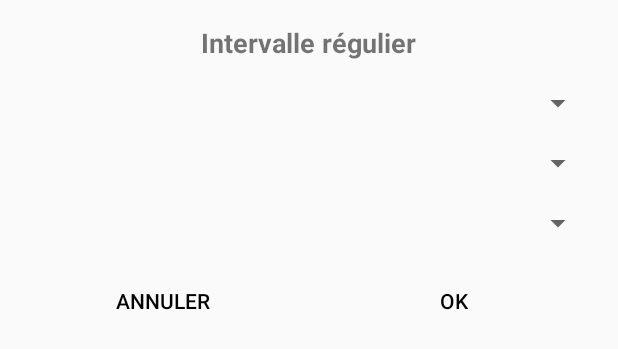
After one commit to PacomeCailleteau/Medicalink, an Android app: the layout dialog_intervalle_regulier.xml on its own in the app's theme, with its tools: preview values and no code run, on a phone screen of 412 x 824 dp. The commit adds this screen. Shown: the top 349 px of the screen. Run offline under Robolectric (Android 15) with nearby library versions, the phone set to English and light mode, and no system bars.

Commit message:
Ajout d'un bout intervalle régulier

```diff
--- /dev/null
+++ b/app/src/main/res/layout/dialog_intervalle_regulier.xml
@@ -0,0 +1,67 @@
+<!-- res/layout/dialog_intervalle_regulier.xml -->
+
+<LinearLayout
+    xmlns:android="http://schemas.android.com/apk/res/android"
+    android:layout_width="match_parent"
+    android:layout_height="wrap_content"
+    android:orientation="vertical"
+    android:padding="16dp">
+
+    <!-- Titre de l'AlertDialog -->
+    <TextView
+        android:layout_width="wrap_content"
+        android:layout_height="wrap_content"
+        android:text="Intervalle régulier"
+        android:textSize="18sp"
+        android:textStyle="bold"
+        android:layout_gravity="center_horizontal"
+        android:layout_marginBottom="16dp"/>
+
+    <!-- Premier menu déroulant (entiers de 2 à 99) -->
+    <Spinner
+        android:id="@+id/firstSpinner"
+        android:layout_width="match_parent"
+        android:layout_height="wrap_content"
+        android:layout_marginBottom="16dp"/>
+
+    <!-- Deuxième menu déroulant (jours, semaines, mois) -->
+    <Spinner
+        android:id="@+id/secondSpinner"
+        android:layout_width="match_parent"
+        android:layout_height="wrap_content"
+        android:layout_marginBottom="16dp"/>
+
+    <!-- Troisième menu déroulant (entiers de 1 à 52, ou de 1 à 12) -->
+    <Spinner
+        android:id="@+id/thirdSpinner"
+        android:layout_width="match_parent"
+        android:layout_height="wrap_content"
+        android:layout_marginBottom="16dp"/>
+
+    <!-- Boutons Annuler et OK -->
+    <LinearLayout
+        android:layout_width="match_parent"
+        android:layout_height="wrap_content"
+        android:orientation="horizontal">
+
+        <Button
+            android:id="@+id/annulerButton"
+            android:layout_width="0dp"
+            android:layout_height="wrap_content"
+            android:layout_weight="1"
+            android:text="Annuler"
+            android:textColor="@color/black"
+            android:background="?android:attr/selectableItemBackgroundBorderless"
+            android:layout_marginEnd="8dp"/>
+
+        <Button
+            android:id="@+id/okButton"
+            android:layout_width="0dp"
+            android:layout_height="wrap_content"
+            android:layout_weight="1"
+            android:text="OK"
+            android:textColor="@color/black"
+            android:background="?android:attr/selectableItemBackgroundBorderless"/>
+    </LinearLayout>
+
+</LinearLayout>
--- a/app/src/main/res/layout/fragment_ajout_manuel_intervalle_regulier.xml
+++ b/app/src/main/res/layout/fragment_ajout_manuel_intervalle_regulier.xml
@@ -9,9 +9,11 @@
     <com.google.android.material.textfield.TextInputEditText
         android:id="@+id/inputIntervalle"
         android:layout_width="0dp"
-        android:layout_height="50dp"
+        android:layout_height="wrap_content"
         android:layout_marginTop="20dp"
-
+        android:clickable="true"
+        android:focusable="false"
+        android:textSize="16sp"
         android:background="@drawable/rounded_white_black_stroke_button_background"
         android:fontFamily="@font/quicksand_semibold"
         android:hint="Intervalle"
```
Also changed, not shown: app/src/main/java/dev/mobile/medicalink/fragments/traitements/AjoutManuelIntervalleRegulier.kt (+45 -0 lines), app/src/main/res/values/arrays.xml (added, +28 -0 lines).
